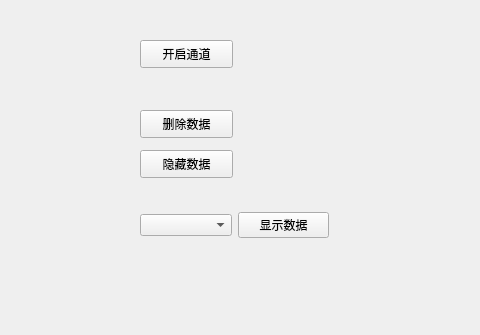
xutongxin1/WirelessMonitor, file components/Charts/charts.ui: the form before one commit; both pictures show x 600 to 1080 and y 0 to 335 of the 1080 by 620 pixel window.
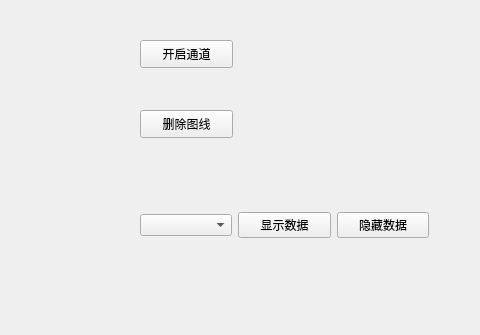
The form after the commit. Custom widgets are drawn as their Qt base class.

Commit message: 修复了添加曲线的bug，但出现了数据传输失败的bug

The edit to the form file:
```diff
--- a/components/Charts/charts.ui
+++ b/components/Charts/charts.ui
@@ -52,20 +52,7 @@
     </rect>
    </property>
    <property name="text">
-    <string>删除数据</string>
-   </property>
-  </widget>
-  <widget class="QPushButton" name="pushButton_yincang">
-   <property name="geometry">
-    <rect>
-     <x>740</x>
-     <y>150</y>
-     <width>93</width>
-     <height>28</height>
-    </rect>
-   </property>
-   <property name="text">
-    <string>隐藏数据</string>
+    <string>删除图线</string>
    </property>
   </widget>
   <widget class="QWidget" name="layoutWidget">
@@ -73,7 +60,7 @@
     <rect>
      <x>740</x>
      <y>210</y>
-     <width>189</width>
+     <width>289</width>
      <height>30</height>
     </rect>
    </property>
@@ -88,6 +75,13 @@
       </property>
      </widget>
     </item>
+    <item>
+     <widget class="QPushButton" name="pushButton_yincang">
+      <property name="text">
+       <string>隐藏数据</string>
+      </property>
+     </widget>
+    </item>
    </layout>
   </widget>
  </widget>
```
The commit also changes 7 other files.
